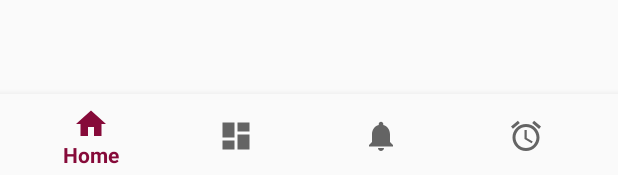
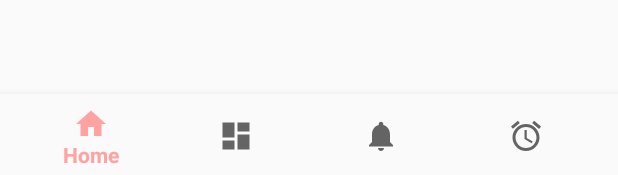
Before and after one commit to kuramu1108/gassai-android, an Android app: the layout activity_main.xml on its own in the app's theme, with its tools: preview values and no code run, on a phone screen of 412 x 824 dp. Shown: the part 1058-1233 px from the top of the screen. Run offline under Robolectric (Android 15) with nearby library versions, the phone set to English and light mode, and no system bars.

Commit message:
overall ui refinement

```diff
--- a/app/src/main/java/com/pocraft/gassai/view/component/TimeTableUI.kt
+++ b/app/src/main/java/com/pocraft/gassai/view/component/TimeTableUI.kt
@@ -22,7 +22,7 @@ class TimeTableUI: AnkoComponent<ViewGroup> {
 
                 val divider = view {
                     id = R.id.divider
-                    setBackgroundColor(Color.MAGENTA)
+                    setBackgroundColor(resources.getColor(R.color.colorPrimary, null))
                 }.lparams(width = dip(3), height = matchParent) {
                     rightOf(time)
                     verticalMargin = dip(8)
@@ -45,7 +45,7 @@ class TimeTableUI: AnkoComponent<ViewGroup> {
                 }
                 clipChildren = false
                 clipToPadding = false
-            }.lparams(width = matchParent, height = dip(75)) {
+            }.lparams(width = matchParent, height = dip(64)) {
             }
 
             radius = dip(3).toFloat()
--- a/app/src/main/java/com/pocraft/gassai/view/fragment/TimeTableFragment.kt
+++ b/app/src/main/java/com/pocraft/gassai/view/fragment/TimeTableFragment.kt
@@ -37,7 +37,7 @@ class TimeTableFragment: Fragment() {
 
     override fun onViewCreated(view: View, savedInstanceState: Bundle?) {
         super.onViewCreated(view, savedInstanceState)
-        ui.viewPager.adapter = TimeTablePageAdapter(arrayListOf(vm.timeTableList1, vm.timeTableList2))
+        ui.viewPager.adapter = TimeTablePageAdapter(vm.getTimeTables(0))
 
         ui.tab.addOnTabSelectedListener(object: TabLayout.OnTabSelectedListener {
             override fun onTabReselected(tab: TabLayout.Tab?) {
@@ -52,7 +52,7 @@ class TimeTableFragment: Fragment() {
         })
 
         val mediator = TabLayoutMediator(ui.tab, ui.viewPager) { tab: TabLayout.Tab, position: Int ->
-            tab.text = "position $position"
+            tab.text = vm.getVenueList()[position]
         }
         mediator.attach()
     }
--- a/app/src/main/java/com/pocraft/gassai/view/fragment/ui/TeamFragmentUI.kt
+++ b/app/src/main/java/com/pocraft/gassai/view/fragment/ui/TeamFragmentUI.kt
@@ -51,7 +51,7 @@ class TeamFragmentUI: AnkoComponent<TeamFragment> {
                 }
             }.lparams(width = matchParent, height = dip(300)) {
             }
-
+            backgroundColorResource = R.color.colorBackGround
             id = R.id.teamFragment
             recyclerView = recyclerView {
                 layoutManager = LinearLayoutManager(owner.context)
--- a/app/src/main/java/com/pocraft/gassai/view/fragment/ui/TimeTableFragmentUI.kt
+++ b/app/src/main/java/com/pocraft/gassai/view/fragment/ui/TimeTableFragmentUI.kt
@@ -7,7 +7,6 @@ import com.pocraft.gassai.R
 import com.pocraft.gassai.util.viewPager2
 import com.pocraft.gassai.view.fragment.TimeTableFragment
 import org.jetbrains.anko.*
-import org.jetbrains.anko.design.floatingActionButton
 import org.jetbrains.anko.design.tabLayout
 
 class TimeTableFragmentUI: AnkoComponent<TimeTableFragment> {
@@ -17,9 +16,12 @@ class TimeTableFragmentUI: AnkoComponent<TimeTableFragment> {
 
     override fun createView(ui: AnkoContext<TimeTableFragment>) = with(ui) {
         relativeLayout {
+            backgroundColorResource = R.color.colorBackGround
             id = R.id.timeTableFragment
             tab = tabLayout {
                 id = R.id.time_table_tab
+                backgroundColorResource = R.color.colorPrimary
+                tabMode = TabLayout.MODE_SCROLLABLE
             }.lparams(width = matchParent, height = wrapContent)
 
             viewPager = viewPager2 {
--- /dev/null
+++ b/app/src/main/res/color/nav_btn_color.xml
@@ -0,0 +1,5 @@
+<?xml version="1.0" encoding="utf-8"?>
+<selector xmlns:android="http://schemas.android.com/apk/res/android">
+    <item android:state_checked="true" android:color="@color/colorPrimary" />
+    <item android:color="@android:color/white"  />
+</selector>
--- a/app/src/main/res/drawable/ic_alarm_black_24dp.xml
+++ b/app/src/main/res/drawable/ic_alarm_black_24dp.xml
@@ -4,6 +4,6 @@
         android:viewportWidth="24.0"
         android:viewportHeight="24.0">
     <path
-        android:fillColor="#FF000000"
+        android:fillColor="#ffffffff"
         android:pathData="M22,5.72l-4.6,-3.86 -1.29,1.53 4.6,3.86L22,5.72zM7.88,3.39L6.6,1.86 2,5.71l1.29,1.53 4.59,-3.85zM12.5,8L11,8v6l4.75,2.85 0.75,-1.23 -4,-2.37L12.5,8zM12,4c-4.97,0 -9,4.03 -9,9s4.02,9 9,9c4.97,0 9,-4.03 9,-9s-4.03,-9 -9,-9zM12,20c-3.87,0 -7,-3.13 -7,-7s3.13,-7 7,-7 7,3.13 7,7 -3.13,7 -7,7z"/>
 </vector>
--- a/app/src/main/res/drawable/ic_dashboard_black_24dp.xml
+++ b/app/src/main/res/drawable/ic_dashboard_black_24dp.xml
@@ -4,6 +4,6 @@
     android:viewportWidth="24.0"
     android:viewportHeight="24.0">
     <path
-        android:fillColor="#FF000000"
+        android:fillColor="#ffffffff"
         android:pathData="M3,13h8L11,3L3,3v10zM3,21h8v-6L3,15v6zM13,21h8L21,11h-8v10zM13,3v6h8L21,3h-8z" />
 </vector>
--- a/app/src/main/res/drawable/ic_home_black_24dp.xml
+++ b/app/src/main/res/drawable/ic_home_black_24dp.xml
@@ -4,6 +4,6 @@
     android:viewportWidth="24.0"
     android:viewportHeight="24.0">
     <path
-        android:fillColor="#FF000000"
+        android:fillColor="#ffffffff"
         android:pathData="M10,20v-6h4v6h5v-8h3L12,3 2,12h3v8z" />
 </vector>
--- a/app/src/main/res/drawable/ic_notifications_black_24dp.xml
+++ b/app/src/main/res/drawable/ic_notifications_black_24dp.xml
@@ -4,6 +4,6 @@
     android:viewportWidth="24.0"
     android:viewportHeight="24.0">
     <path
-        android:fillColor="#FF000000"
+        android:fillColor="#ffffffff"
         android:pathData="M12,22c1.1,0 2,-0.9 2,-2h-4c0,1.1 0.89,2 2,2zM18,16v-5c0,-3.07 -1.64,-5.64 -4.5,-6.32L13.5,4c0,-0.83 -0.67,-1.5 -1.5,-1.5s-1.5,0.67 -1.5,1.5v0.68C7.63,5.36 6,7.92 6,11v5l-2,2v1h16v-1l-2,-2z" />
 </vector>
--- a/app/src/main/res/menu/navigation.xml
+++ b/app/src/main/res/menu/navigation.xml
@@ -9,15 +9,15 @@
     <item
         android:id="@+id/timeTableFragment"
         android:icon="@drawable/ic_dashboard_black_24dp"
-        android:title="@string/title_dashboard" />
+        android:title="@string/title_timetable" />
 
     <item
         android:id="@+id/teamFragment"
         android:icon="@drawable/ic_notifications_black_24dp"
-        android:title="@string/title_notifications" />
+        android:title="@string/title_team" />
 
     <item
         android:id="@+id/reminderFragment"
         android:icon="@drawable/ic_alarm_black_24dp"
-        android:title="@string/title_home"/>
+        android:title="@string/title_reminders"/>
 </menu>
--- a/app/src/main/res/values/colors.xml
+++ b/app/src/main/res/values/colors.xml
@@ -1,9 +1,12 @@
 <?xml version="1.0" encoding="utf-8"?>
 <resources>
-    <color name="colorPrimary">#860A39</color>
-    <color name="colorPrimaryDark">#A6860A39</color>
+    <color name="colorPrimary">#FFA2A2</color>
+    <color name="colorPrimaryDark">#5F0023</color>
     <color name="colorAccent">#D81B60</color>
     <color name="colorActionBarPrimary">#FFFFFF</color>
+
+    <color name="colorBackGround">#e0e0e0</color>
+    <color name="navbarBG">#2E2D2D</color>
 
     <color name="sparkPrimary">#BE2D2D</color>
     <color name="sparkPrimaryDark">#52001D</color>
--- a/app/src/main/res/values/strings.xml
+++ b/app/src/main/res/values/strings.xml
@@ -1,6 +1,7 @@
 <resources>
     <string name="app_name">Gassai</string>
     <string name="title_home">Home</string>
-    <string name="title_dashboard">Dashboard</string>
-    <string name="title_notifications">Notifications</string>
+    <string name="title_timetable">TimeTable</string>
+    <string name="title_team">Teams</string>
+    <string name="title_reminders">Reminders</string>
 </resources>
```
Also changed, not shown: app/src/main/java/com/pocraft/gassai/view/activity/ui/MainActivityUI.kt (+5 -13 lines), app/src/main/java/com/pocraft/gassai/viewmodel/TimeTableViewModel.kt (+9 -0 lines).
